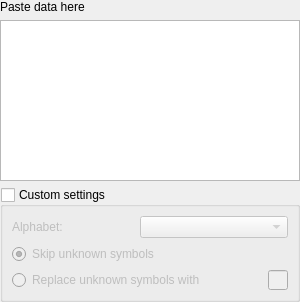
Above: src/corelibs/U2Gui/src/util/ui/SeqPasterWidget.ui from violethaze74/ugene before the change. Below: the same form after it.
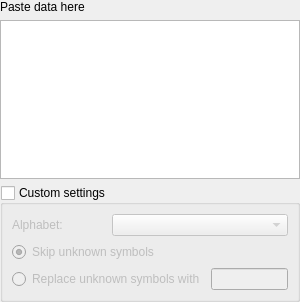
That is the form after the change.

Commit message: "Create document from text" layout fix

The edit to the form file:
```diff
--- a/src/corelibs/U2Gui/src/util/ui/SeqPasterWidget.ui
+++ b/src/corelibs/U2Gui/src/util/ui/SeqPasterWidget.ui
@@ -14,9 +14,6 @@
    <string>Create annotation</string>
   </property>
   <layout class="QVBoxLayout" name="verticalLayout">
-   <property name="spacing">
-    <number>6</number>
-   </property>
    <property name="margin">
     <number>0</number>
    </property>
@@ -87,30 +84,6 @@
         <property name="enabled">
          <bool>false</bool>
         </property>
-        <property name="sizePolicy">
-         <sizepolicy hsizetype="Fixed" vsizetype="Fixed">
-          <horstretch>0</horstretch>
-          <verstretch>0</verstretch>
-         </sizepolicy>
-        </property>
-        <property name="minimumSize">
-         <size>
-          <width>1</width>
-          <height>1</height>
-         </size>
-        </property>
-        <property name="maximumSize">
-         <size>
-          <width>20</width>
-          <height>20</height>
-         </size>
-        </property>
-        <property name="baseSize">
-         <size>
-          <width>9</width>
-          <height>9</height>
-         </size>
-        </property>
         <property name="maxLength">
          <number>1</number>
         </property>
```
The commit also changes 2 other files.
